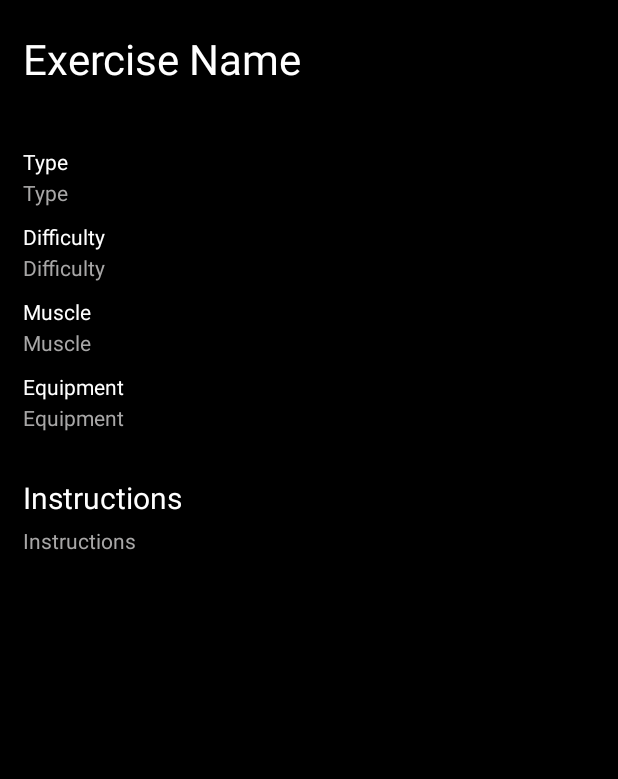
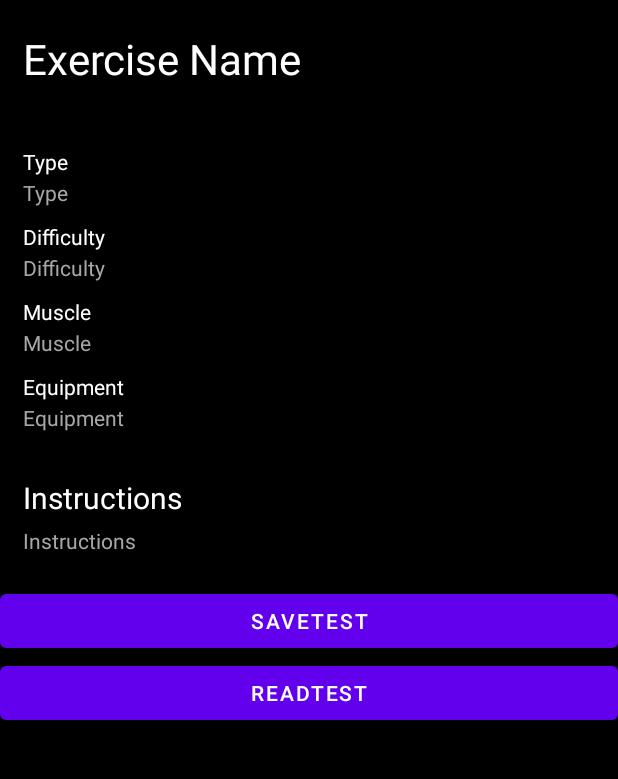
Before and after one commit to Josh-Cox/ExercisesApp, an Android app: the ExerciseInfoActivity screen opened directly, with no data from a screen before it, on a phone screen of 412 x 824 dp, the part 84-863 px from its top. Run offline under Robolectric (Android 15) with nearby library versions, the phone set to English and light mode, and no system bars; libraries missing offline, so code that uses them is left out: org.parceler; network calls fail; 7 statements that could not run were skipped.

Commit message:
Saved Exercises to File

```diff
--- a/app/src/main/java/com/example/exercisesapp/ExInfoModel.java
+++ b/app/src/main/java/com/example/exercisesapp/ExInfoModel.java
@@ -2,8 +2,10 @@ package com.example.exercisesapp;
 
 import org.parceler.Parcel;
 
+import java.io.Serializable;
+
 @Parcel
-public class ExInfoModel {
+public class ExInfoModel implements Serializable {
 
     // attributes
     private String name;
--- a/app/src/main/java/com/example/exercisesapp/ExerciseInfoActivity.java
+++ b/app/src/main/java/com/example/exercisesapp/ExerciseInfoActivity.java
@@ -2,14 +2,34 @@ package com.example.exercisesapp;
 
 import androidx.appcompat.app.AppCompatActivity;
 
+import android.content.Context;
 import android.os.Bundle;
 import android.text.method.ScrollingMovementMethod;
+import android.view.View;
+import android.widget.Button;
 import android.widget.TextView;
 import android.widget.Toast;
 
 import org.parceler.Parcels;
 
+import java.io.BufferedReader;
+import java.io.File;
+import java.io.FileInputStream;
+import java.io.FileNotFoundException;
+import java.io.FileOutputStream;
+import java.io.IOException;
+import java.io.InputStreamReader;
+import java.io.ObjectInput;
+import java.io.ObjectInputStream;
+import java.io.ObjectOutput;
+import java.io.ObjectOutputStream;
+import java.nio.charset.StandardCharsets;
+import java.util.ArrayList;
+
 public class ExerciseInfoActivity extends AppCompatActivity {
+
+    // array for saved exercises
+    ArrayList<ExInfoModel> savedExInfoModels = new ArrayList<ExInfoModel>();
 
     @Override
     protected void onCreate(Bundle savedInstanceState) {
@@ -23,9 +43,16 @@ public class ExerciseInfoActivity extends AppCompatActivity {
         TextView tvType = findViewById(R.id.tvType);
         TextView tvDifficulty = findViewById(R.id.tvDifficulty);
         TextView tvInstr = findViewById(R.id.tvInstr);
+        Button btnSave = findViewById(R.id.btnSaveTest);
+        Button btnRead = findViewById(R.id.btnReadTest);
 
+        // set context
+        Context context = ExerciseInfoActivity.this;
+
+        // unwrap the exercise
         ExInfoModel exInfoModel = Parcels.unwrap(getIntent().getParcelableExtra("exercise"));
 
+        // set text views
         tvName.setText(exInfoModel.getName());
         tvMuscle.setText(exInfoModel.getMuscle());
         tvEquipment.setText(exInfoModel.getEquipment());
@@ -33,9 +60,57 @@ public class ExerciseInfoActivity extends AppCompatActivity {
         tvDifficulty.setText(exInfoModel.getDifficulty());
         tvInstr.setText(exInfoModel.getInstructions());
 
-        // set instructions to be scrollable
-//        tvInstr.setMovementMethod(new ScrollingMovementMethod());
+        // create file
+        String filename = "saved";
+        File file = new File(context.getFilesDir(), filename);
 
+        // save btn on click listener
+        btnSave.setOnClickListener(new View.OnClickListener() {
+            @Override
+            public void onClick(View view) {
+                // add exercise to saved exercise list
+                savedExInfoModels.add(exInfoModel);
+
+                // write saved exercise list to file
+                try {
+                    FileOutputStream fos = context.openFileOutput(filename, Context.MODE_PRIVATE);
+                    ObjectOutputStream oos = new ObjectOutputStream(fos);
+                    oos.writeObject(savedExInfoModels);
+                    oos.close();
+
+                // catch exceptions
+                } catch (FileNotFoundException e) {
+                    throw new RuntimeException(e);
+                } catch (IOException e) {
+                    throw new RuntimeException(e);
+                }
+            }
+        });
+
+        // save btn on click listener
+        btnRead.setOnClickListener(new View.OnClickListener() {
+            @Override
+            public void onClick(View view) {
+
+                try {
+                    FileInputStream fis = context.openFileInput(filename);
+                    ObjectInputStream ois = new ObjectInputStream(fis);
+                    savedExInfoModels = (ArrayList<ExInfoModel>) ois.readObject();
+                    ois.close();
+                } catch (FileNotFoundException e) {
+                    throw new RuntimeException(e);
+                } catch (IOException e) {
+                    throw new RuntimeException(e);
+                } catch (ClassNotFoundException e) {
+                    throw new RuntimeException(e);
+                }
+
+                for(int i = 0; i < savedExInfoModels.size(); i++) {
+                    Toast.makeText(ExerciseInfoActivity.this, savedExInfoModels.get(i).getName(), Toast.LENGTH_SHORT).show();
+                }
+
+            }
+        });
 
     }
 }
--- a/app/src/main/res/layout/activity_exercise_info.xml
+++ b/app/src/main/res/layout/activity_exercise_info.xml
@@ -11,7 +11,11 @@
     <androidx.core.widget.NestedScrollView
         android:layout_width="match_parent"
         android:layout_height="match_parent"
-        android:fillViewport="true">
+        android:fillViewport="true"
+        app:layout_constraintBottom_toBottomOf="parent"
+        app:layout_constraintEnd_toEndOf="parent"
+        app:layout_constraintStart_toStartOf="parent"
+        app:layout_constraintTop_toTopOf="parent">
 
         <LinearLayout
             android:layout_width="match_parent"
@@ -60,8 +64,8 @@
                 android:id="@+id/tvDifficultyTitle"
                 android:layout_width="wrap_content"
                 android:layout_height="wrap_content"
+                android:layout_marginStart="15dp"
                 android:layout_marginTop="10dp"
-                android:layout_marginStart="15dp"
                 android:text="Difficulty"
                 android:textColor="@color/white"
                 android:textSize="14sp"
@@ -108,8 +112,8 @@
                 android:id="@+id/tvEquipmentTitle"
                 android:layout_width="wrap_content"
                 android:layout_height="wrap_content"
+                android:layout_marginStart="15dp"
                 android:layout_marginTop="10dp"
-                android:layout_marginStart="15dp"
                 android:text="Equipment"
                 android:textColor="@color/white"
                 android:textSize="14sp"
@@ -157,6 +161,18 @@
                 app:layout_constraintEnd_toEndOf="parent"
                 app:layout_constraintStart_toStartOf="parent"
                 app:layout_constraintTop_toBottomOf="@+id/tvInstrTitle" />
+
+            <Button
+                android:id="@+id/btnSaveTest"
+                android:layout_width="match_parent"
+                android:layout_height="wrap_content"
+                android:text="SaveTest" />
+
+            <Button
+                android:id="@+id/btnReadTest"
+                android:layout_width="match_parent"
+                android:layout_height="wrap_content"
+                android:text="ReadTest" />
         </LinearLayout>
     </androidx.core.widget.NestedScrollView>
 </androidx.constraintlayout.widget.ConstraintLayout>
```
